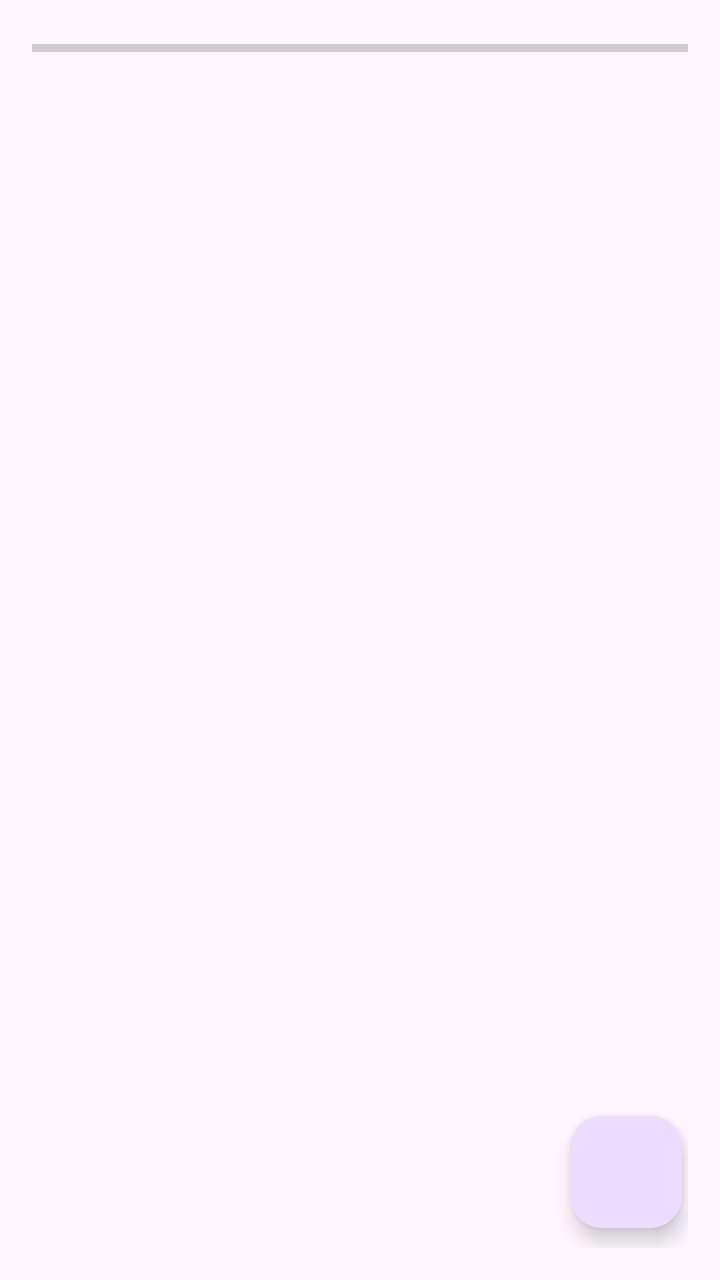
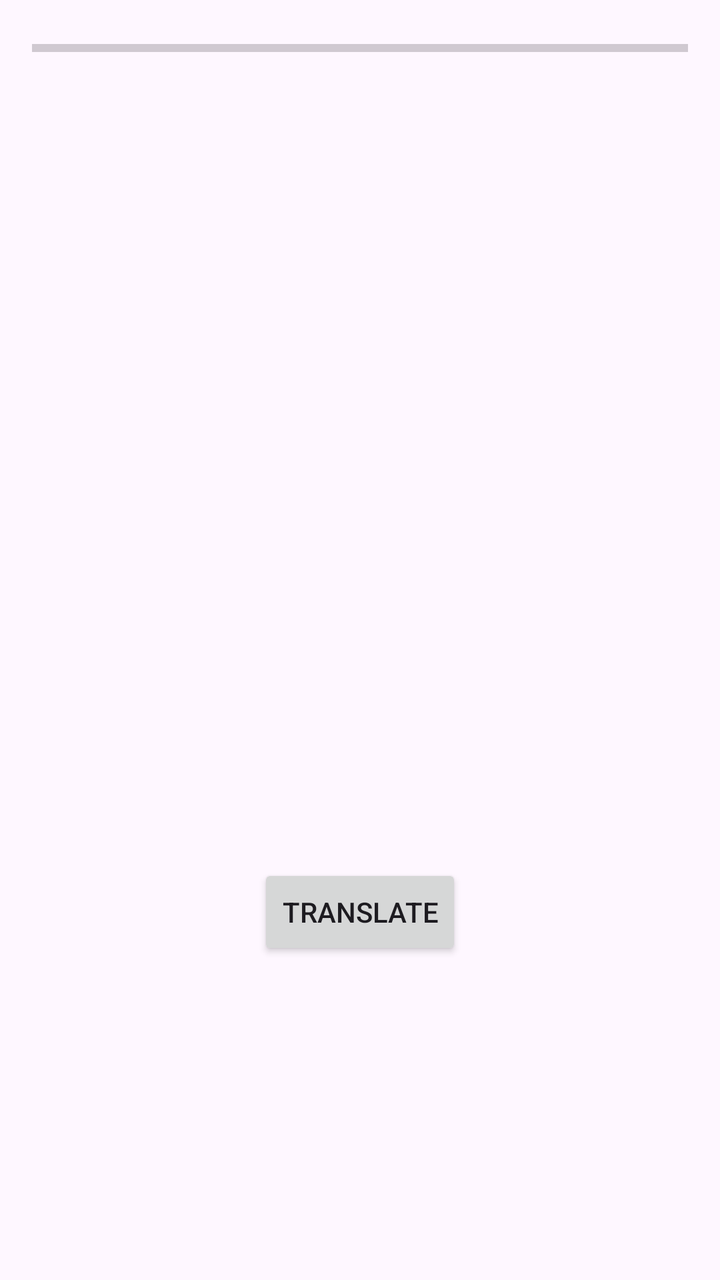

Before-and-after screenshots of an Android layout around one commit, followed by the original layout XML and the change that was made.
<!-- AndroidManifest.xml: application theme Theme.TFLiteAudio -->
<!-- res/layout/activity_main.xml -->
<androidx.coordinatorlayout.widget.CoordinatorLayout xmlns:android="http://schemas.android.com/apk/res/android"
    xmlns:tools="http://schemas.android.com/tools"
    android:layout_width="match_parent"
    android:layout_height="match_parent"
    android:keepScreenOn="true"
    android:fitsSystemWindows="true">
    <LinearLayout
        android:layout_width="match_parent"
        android:layout_height="match_parent"
        android:orientation="vertical"
        android:padding="16dp"
        tools:context="com.seemless.MainActivity">

        <ProgressBar
            android:id="@+id/progressBar"
            style="@style/Widget.AppCompat.ProgressBar.Horizontal"
            android:layout_width="match_parent"
            android:layout_height="wrap_content" />

        <RelativeLayout
            android:layout_width="match_parent"
            android:layout_height="0dp"
            android:layout_weight="1">
            <ScrollView
                android:id="@+id/scrollView"
                android:layout_width="match_parent"
                android:layout_height="match_parent"
    >
                <TextView
                    android:id="@+id/tvResult"
                    android:layout_width="match_parent"
                    android:layout_height="wrap_content"
                    android:background="@null"
                    android:textSize="17sp" />

            </ScrollView>

            <com.google.android.material.floatingactionbutton.FloatingActionButton
                android:id="@+id/fabCopy"
                android:layout_width="wrap_content"
                android:layout_height="wrap_content"
                android:layout_alignParentEnd="true"
                android:layout_alignParentBottom="true"
                android:layout_marginStart="10dp"
                android:layout_marginTop="10dp"
                android:layout_marginEnd="3dp"
                android:layout_marginBottom="10dp" />
        </RelativeLayout>

    </LinearLayout>
</androidx.coordinatorlayout.widget.CoordinatorLayout>
<!-- resources referenced by this layout -->
<resources>
  <style name="Theme.TFLiteAudio" parent="Theme.Material3.DayNight.NoActionBar">
          
          
      </style>
</resources>

<!-- the commit's change to res/layout/activity_main.xml (unified diff, before → after) -->
@@ -22,29 +22,37 @@
             android:layout_height="0dp"
             android:layout_weight="1">
             <ScrollView
-                android:id="@+id/scrollView"
+                android:id="@+id/scroll_input"
                 android:layout_width="match_parent"
-                android:layout_height="match_parent"
-    >
-                <TextView
-                    android:id="@+id/tvResult"
+                android:layout_height="200dp">
+                <EditText
+                    android:id="@+id/etvInput"
                     android:layout_width="match_parent"
                     android:layout_height="wrap_content"
                     android:background="@null"
                     android:textSize="17sp" />
-
             </ScrollView>
 
-            <com.google.android.material.floatingactionbutton.FloatingActionButton
-                android:id="@+id/fabCopy"
+            <ScrollView
+                android:id="@+id/scroll_output"
+                android:layout_width="match_parent"
+                android:layout_height="200dp"
+                android:layout_below="@id/scroll_input">
+                <EditText
+                    android:id="@+id/etvResult"
+                    android:layout_width="match_parent"
+                    android:layout_height="wrap_content"
+                    android:background="@null"
+                    android:textSize="17sp" />
+            </ScrollView>
+            <Button
+                android:id="@+id/translateButton"
                 android:layout_width="wrap_content"
                 android:layout_height="wrap_content"
-                android:layout_alignParentEnd="true"
-                android:layout_alignParentBottom="true"
-                android:layout_marginStart="10dp"
-                android:layout_marginTop="10dp"
-                android:layout_marginEnd="3dp"
-                android:layout_marginBottom="10dp" />
+                android:text="Translate"
+                android:layout_centerHorizontal="true"
+                android:layout_below="@id/scroll_output"/>
+
         </RelativeLayout>
 
     </LinearLayout>
